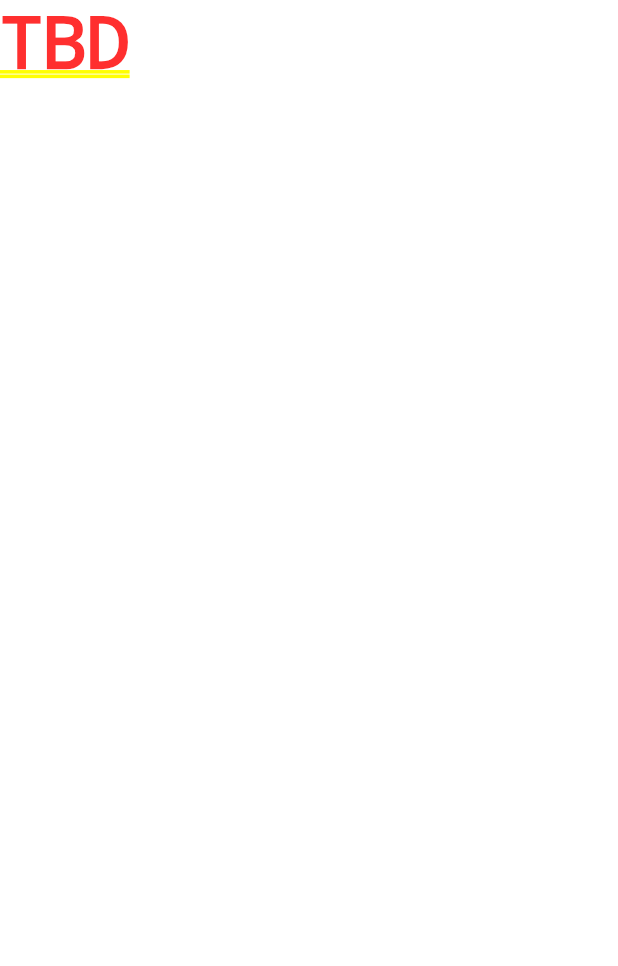
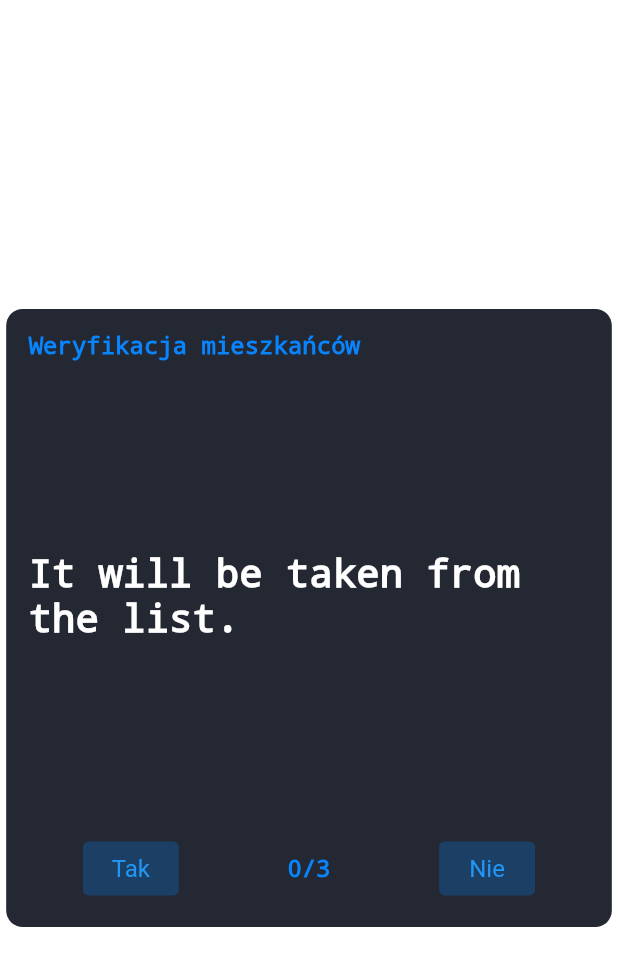
Before and after one commit to darthwentyl/noticeboard_app_flutter, a Flutter app: the screen it shows after launch, after a tap on "Zaloguj się za pomocą Google", on a phone screen of 412 x 824 dp. Shown: the top 966 px of the screen. Run offline on Flutter 3.47's test engine with Material 2 defaults, Android fonts, the light colour scheme and no system bars; our stand-ins replace auth_buttons.

Commit message:
VerificationBox widget implementation. Clean up.

```diff
--- a/lib/const/app_colors.dart
+++ b/lib/const/app_colors.dart
@@ -5,4 +5,11 @@ class AppColors {
   static const Color loginTitle = Color(0xFFFFFFFF);
   static const Color authBackgroundHouseEmoji = Color(0x400884FF);
   static const Color authBorderHouseEmoji = Color(0xFF0884FF);
+  static const Color boxBackground = Color(0xFF232833);
+
+  static const Color customBlue = Color(0xFF0884FF);
+  static const Color customWhite = Color(0xFFFFFFFF);
+
+  static const Color textButtonBackground = Color(0x400884FF);
+  static const Color textButtonText = Color(0xFF0884FF);
 }
--- a/lib/const/app_strings.dart
+++ b/lib/const/app_strings.dart
@@ -3,8 +3,13 @@ class AppStrings {
   static const String googleLoginText = "Zaloguj się za pomocą Google";
 
   static const String loginTitle = "Jagodno\n Mieszkańcy";
+  static const String verificationTitle = "Weryfikacja mieszkańców";
+}
 
+class ButtonStrings {
   static const String back = "cofnij";
+  static const String yes = "Tak";
+  static const String no = "Nie";
 }
 
 class ErrStrings {
--- a/lib/const/app_theme.dart
+++ b/lib/const/app_theme.dart
@@ -9,3 +9,7 @@ class AppTheme {
     );
   }
 }
+
+class BoxTheme {
+  static const double radius = 11.0;
+}
--- /dev/null
+++ b/lib/layaout_elements/verification_box.dart
@@ -0,0 +1,118 @@
+import 'package:flutter/cupertino.dart';
+import 'package:flutter/material.dart';
+import 'package:noticeboard/const/app_colors.dart';
+import 'package:noticeboard/const/app_strings.dart';
+import 'package:noticeboard/const/app_theme.dart';
+import 'package:noticeboard/utils/size_getter.dart';
+
+class VerificationBox extends StatefulWidget {
+  VerificationBox({Key? key, required isVerified}) : super(key: key);
+
+  bool isVerified = false;
+
+  @override
+  State<StatefulWidget> createState() => _VerificationBoxState();
+}
+
+class _VerificationBoxState extends State<VerificationBox> {
+  @override
+  Widget build(BuildContext context) {
+    return Center(
+      child: Container(
+        width: SizeGetter.width(context, 98.0),
+        height: SizeGetter.height(context, 50.0),
+        decoration: const BoxDecoration(
+          color: AppColors.boxBackground,
+          borderRadius: BorderRadius.all(Radius.circular(BoxTheme.radius)),
+        ),
+        child: Padding(
+          padding: const EdgeInsets.all(15.0),
+          child: Column(
+            children: [
+              _title(),
+              _question(),
+              _choose(),
+            ],
+          ),
+        ),
+      ),
+    );
+  }
+
+  _title() {
+    return const Align(
+      alignment: Alignment.topLeft,
+      child: Text(
+        AppStrings.verificationTitle,
+        style: TextStyle(
+          color: AppColors.customBlue,
+          fontSize: 16,
+          decoration: TextDecoration.none,
+        ),
+      ),
+    );
+  }
+
+  _question() {
+    return const Expanded(
+      child: Center(
+        child: Text(
+          "It will be taken from the list.",
+          style: TextStyle(
+            color: AppColors.customWhite,
+            fontSize: 26,
+            decoration: TextDecoration.none,
+          ),
+        ),
+      ),
+    );
+  }
+
+  _choose() {
+    return Row(
+      mainAxisAlignment: MainAxisAlignment.spaceAround,
+      children: [
+        ClipRRect(
+          borderRadius: BorderRadius.circular(5),
+          child: Stack(
+            children: [
+              TextButton(
+                style: TextButton.styleFrom(
+                  backgroundColor: AppColors.textButtonBackground,
+                  padding: const EdgeInsets.all(8.0),
+                  textStyle: const TextStyle(fontSize: 16),
+                ),
+                onPressed: () {},
+                child: const Text(ButtonStrings.yes),
+              ),
+            ],
+          ),
+        ),
+        const Text(
+          '0/3',
+          style: TextStyle(
+            color: AppColors.customBlue,
+            fontSize: 16,
+            decoration: TextDecoration.none,
+          ),
+        ),
+        ClipRRect(
+          borderRadius: BorderRadius.circular(5),
+          child: Stack(
+            children: [
+              TextButton(
+                style: TextButton.styleFrom(
+                  backgroundColor: AppColors.textButtonBackground,
+                  padding: const EdgeInsets.all(8.0),
+                  textStyle: const TextStyle(fontSize: 16),
+                ),
+                onPressed: () {},
+                child: const Text(ButtonStrings.no),
+              ),
+            ],
+          ),
+        ),
+      ],
+    );
+  }
+}
--- /dev/null
+++ b/lib/utils/size_getter.dart
@@ -0,0 +1,11 @@
+import 'package:flutter/cupertino.dart';
+
+class SizeGetter {
+  static width(BuildContext context, double fillPercentage) {
+    return MediaQuery.of(context).size.width * (fillPercentage / 100.0);
+  }
+
+  static height(BuildContext context, double fillPercentage) {
+    return MediaQuery.of(context).size.height * (fillPercentage / 100.0);
+  }
+}
--- a/lib/widgets/authentication_layout.dart
+++ b/lib/widgets/authentication_layout.dart
@@ -111,7 +111,7 @@ class _AuthenticationLayoutState extends State<AuthenticationLayout> {
         content: const Text(ErrStrings.unknownOS),
         actions: [
           TextButton(
-            child: const Text(AppStrings.back),
+            child: const Text(ButtonStrings.back),
             onPressed: () {
               SystemChannels.platform.invokeMethod('SystemNavigator.pop');
             },
--- a/lib/widgets/robot_verify_layout.dart
+++ b/lib/widgets/robot_verify_layout.dart
@@ -3,6 +3,7 @@ import 'package:flutter/material.dart';
 import 'package:noticeboard/const/app_strings.dart';
 import 'package:noticeboard/controllers/robot_verify_questions_controller.dart';
 import 'package:noticeboard/datas/question.dart';
+import 'package:noticeboard/layaout_elements/verification_box.dart';
 
 class RobotVerifyLayout extends StatefulWidget {
   const RobotVerifyLayout({Key? key}) : super(key: key);
@@ -13,6 +14,7 @@ class RobotVerifyLayout extends StatefulWidget {
 
 class _RobotVerifyLayoutState extends State<RobotVerifyLayout> {
   List<Question> _questions = [];
+  bool _isVerified = false;
 
   @override
   void initState() {
@@ -25,12 +27,12 @@ class _RobotVerifyLayoutState extends State<RobotVerifyLayout> {
   Widget build(BuildContext context) {
     return _questions.isEmpty
         ? _showQuestionsIsEmptySnackBar()
-        : const Text("TBD");
+        : VerificationBox(isVerified: _isVerified);
   }
 
   Widget backButton() {
     return TextButton(
-      child: const Text(AppStrings.back),
+      child: const Text(ButtonStrings.back),
       onPressed: () {
         Navigator.of(context).pop();
       },
```
